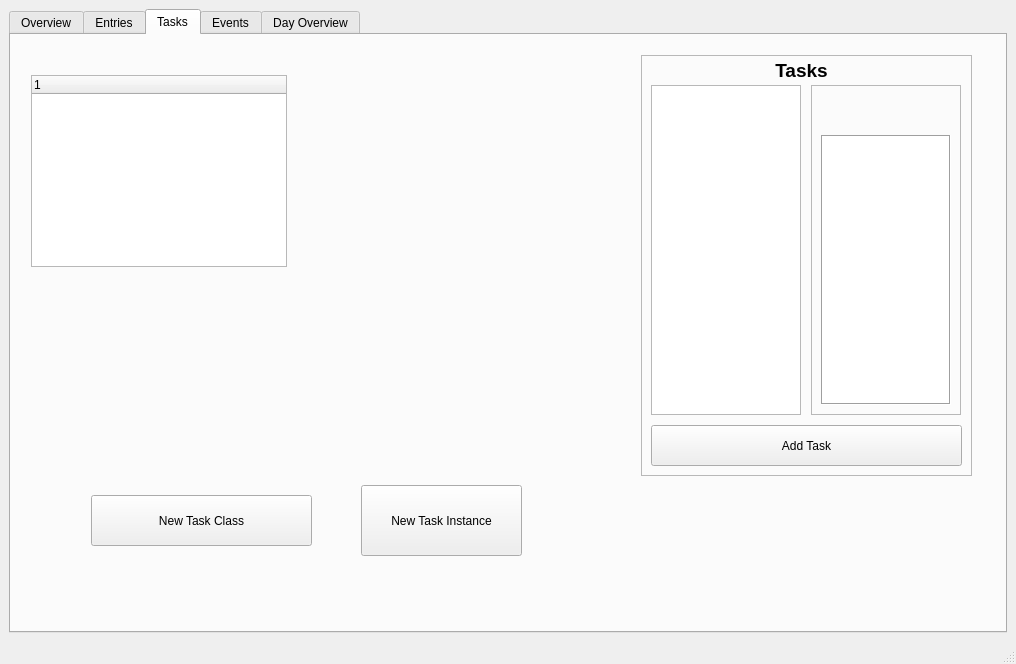
This is mainwindow.ui in Leckatall/PyJournal as Qt 5 draws it before an edit. The edited form follows.
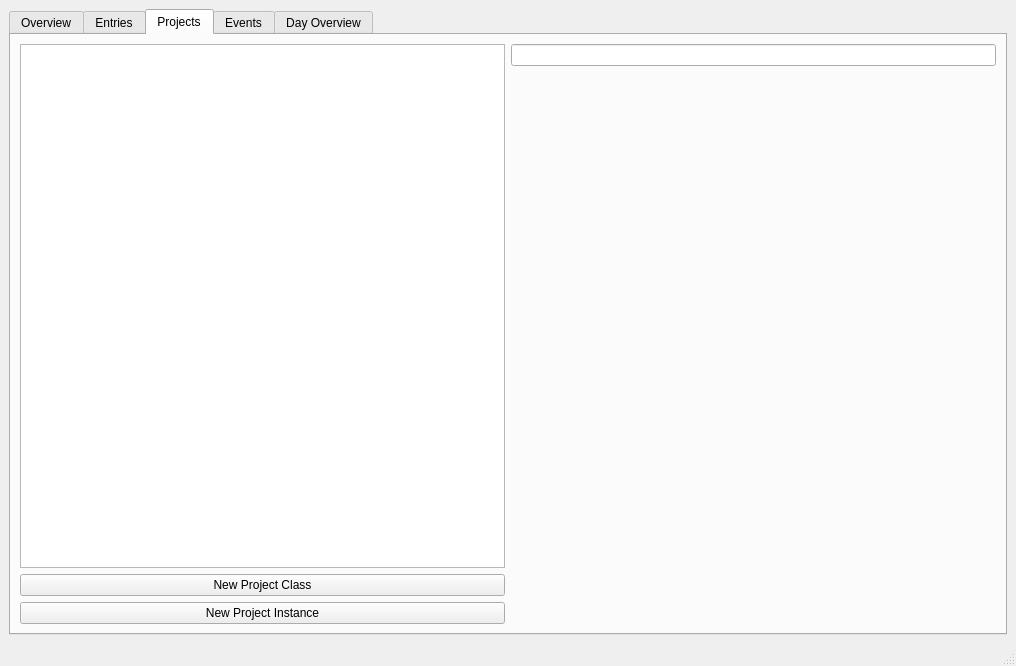
This is the edited form. The open tabs and pages were chosen to show the change.

Patch:
```diff
--- a/mainwindow.ui
+++ b/mainwindow.ui
@@ -7,7 +7,7 @@
     <x>0</x>
     <y>0</y>
     <width>1016</width>
-    <height>664</height>
+    <height>666</height>
    </rect>
   </property>
   <property name="tabletTracking">
@@ -275,133 +275,33 @@
       </widget>
       <widget class="QWidget" name="TasksTab">
        <attribute name="title">
-        <string>Tasks</string>
+        <string>Projects</string>
        </attribute>
-       <widget class="QTreeWidget" name="treeWidget">
-        <property name="geometry">
-         <rect>
-          <x>20</x>
-          <y>40</y>
-          <width>256</width>
-          <height>192</height>
-         </rect>
-        </property>
-        <column>
+       <layout class="QGridLayout" name="gridLayout_2">
+        <item row="0" column="0" rowspan="2">
+         <widget class="QTableView" name="tableView"/>
+        </item>
+        <item row="0" column="2">
+         <widget class="QLineEdit" name="lineEdit"/>
+        </item>
+        <item row="3" column="0">
+         <widget class="QPushButton" name="NewProjectInstance">
          <property name="text">
-          <string notr="true">1</string>
-         </property>
-        </column>
-       </widget>
-       <widget class="QFrame" name="frame_3">
-        <property name="geometry">
-         <rect>
-          <x>630</x>
-          <y>20</y>
-          <width>331</width>
-          <height>421</height>
-         </rect>
-        </property>
-        <property name="frameShape">
-         <enum>QFrame::Shape::StyledPanel</enum>
-        </property>
-        <property name="frameShadow">
-         <enum>QFrame::Shadow::Raised</enum>
-        </property>
-        <widget class="QListWidget" name="TaskList_2">
-         <property name="geometry">
-          <rect>
-           <x>10</x>
-           <y>30</y>
-           <width>150</width>
-           <height>330</height>
-          </rect>
-         </property>
-         <property name="toolTip">
-          <string>Task List</string>
-         </property>
-        </widget>
-        <widget class="QLabel" name="TasksLabel_2">
-         <property name="geometry">
-          <rect>
-           <x>90</x>
-           <y>0</y>
-           <width>141</width>
-           <height>31</height>
-          </rect>
-         </property>
+           <string>New Project Instance</string>
+          </property>
+         </widget>
+        </item>
+        <item row="2" column="0">
+         <widget class="QPushButton" name="NewProjectClass">
          <property name="text">
-          <string>&lt;html&gt;&lt;head/&gt;&lt;body&gt;&lt;p align=&quot;center&quot;&gt;&lt;span style=&quot; font-size:14pt; font-weight:700;&quot;&gt;Tasks&lt;/span&gt;&lt;/p&gt;&lt;/body&gt;&lt;/html&gt;</string>
-         </property>
-        </widget>
-        <widget class="QPushButton" name="NewTaskButton_2">
-         <property name="geometry">
-          <rect>
-           <x>10</x>
-           <y>370</y>
-           <width>311</width>
-           <height>41</height>
-          </rect>
-         </property>
-         <property name="text">
-          <string>Add Task</string>
-         </property>
-        </widget>
-        <widget class="QFrame" name="frame_4">
-         <property name="geometry">
-          <rect>
-           <x>170</x>
-           <y>30</y>
-           <width>150</width>
-           <height>330</height>
-          </rect>
-         </property>
-         <property name="frameShape">
-          <enum>QFrame::Shape::StyledPanel</enum>
-         </property>
-         <property name="frameShadow">
-          <enum>QFrame::Shadow::Raised</enum>
-         </property>
-         <widget class="QTextEdit" name="TaskDetails_2">
-          <property name="geometry">
-           <rect>
-            <x>10</x>
-            <y>50</y>
-            <width>130</width>
-            <height>270</height>
-           </rect>
-          </property>
-          <property name="frameShape">
-           <enum>QFrame::Shape::Box</enum>
-          </property>
-         </widget>
-        </widget>
-       </widget>
-       <widget class="QPushButton" name="NewTaskClass">
-        <property name="geometry">
-         <rect>
-          <x>80</x>
-          <y>460</y>
-          <width>221</width>
-          <height>51</height>
-         </rect>
-        </property>
-        <property name="text">
-         <string>New Task Class</string>
-        </property>
-       </widget>
-       <widget class="QPushButton" name="NewTaskInstance">
-        <property name="geometry">
-         <rect>
-          <x>350</x>
-          <y>450</y>
-          <width>161</width>
-          <height>71</height>
-         </rect>
-        </property>
-        <property name="text">
-         <string>New Task Instance</string>
-        </property>
-       </widget>
+           <string>New Project Class</string>
+          </property>
+         </widget>
+        </item>
+        <item row="1" column="2">
+         <layout class="QFormLayout" name="formLayout"/>
+        </item>
+       </layout>
       </widget>
       <widget class="QWidget" name="EventsTab">
        <attribute name="title">
```
Left out of the diff: 143 changed lines with no effect on the pictures. Lines whose indentation alone changed are shown as unchanged.
